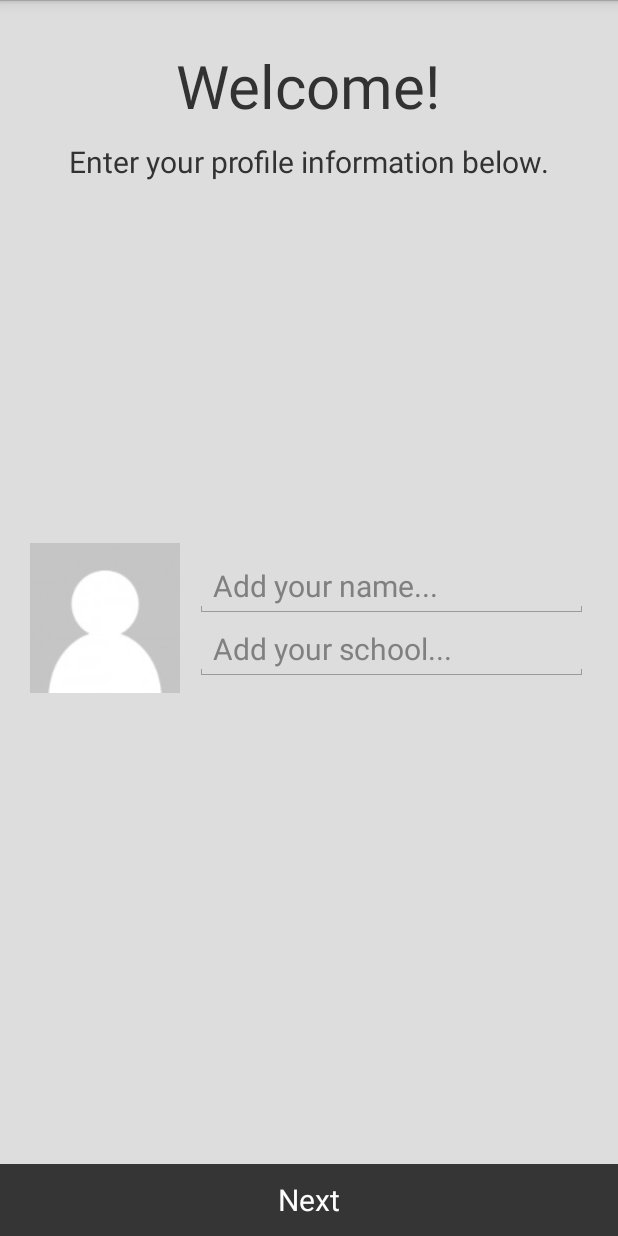
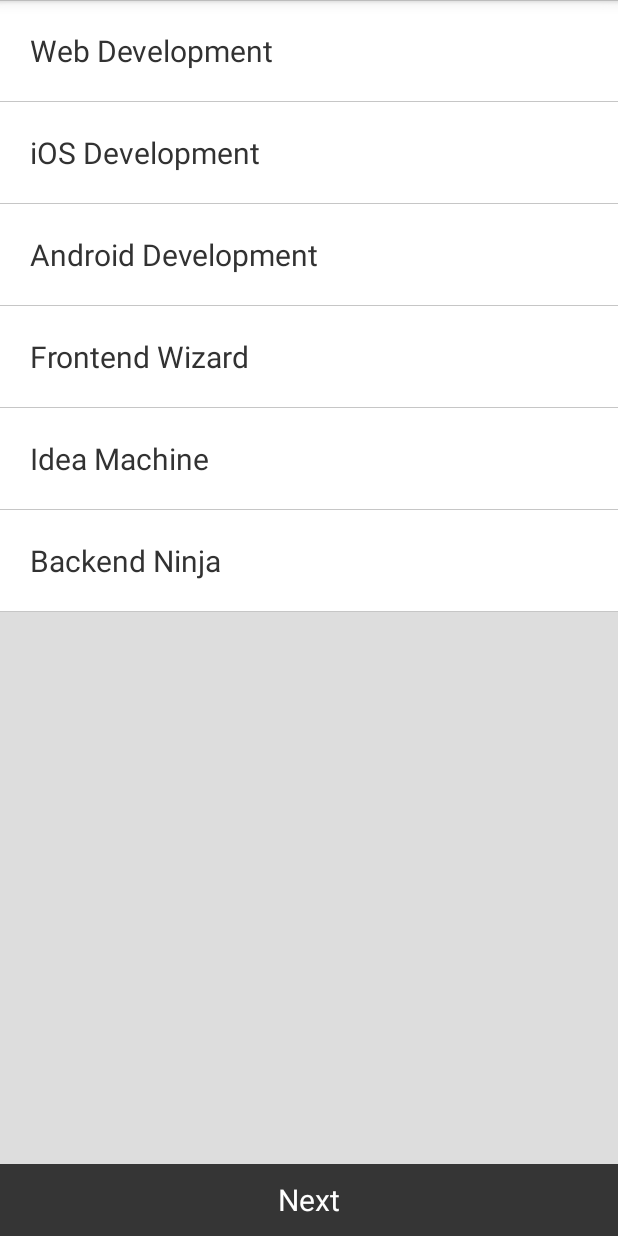
Before and after one commit to a16zTX2014/hackrAndroid, an Android app: the screen it shows after launch (LoginActivity), after a tap on "Next", on a phone screen of 412 x 824 dp. Run offline under Robolectric (Android 15) with nearby library versions, the phone set to English and light mode, and no system bars; 2 statements that could not run were skipped; 2 other taps on this screen came first.

Commit message:
Skills ListView

```diff
--- a/app/src/main/java/com/example/hackrandroid/app/LoginSkillsFragment.java
+++ b/app/src/main/java/com/example/hackrandroid/app/LoginSkillsFragment.java
@@ -2,13 +2,25 @@ package com.example.hackrandroid.app;
 
 
 import android.app.Fragment;
+import android.content.Context;
 import android.os.Bundle;
+import android.util.Log;
 import android.view.LayoutInflater;
 import android.view.View;
 import android.view.ViewGroup;
+import android.widget.ArrayAdapter;
+import android.widget.ImageView;
+import android.widget.ListView;
+import android.widget.TextView;
+
+import java.util.ArrayList;
 
 
 public class LoginSkillsFragment extends Fragment {
+
+  ListView skillsListView;
+  ArrayList<Skill> skillsList;
+  SkillsAdapter adapter;
 
   public LoginSkillsFragment() {
   }
@@ -17,6 +29,70 @@ public class LoginSkillsFragment extends Fragment {
   public View onCreateView(LayoutInflater inflater, ViewGroup container,
                            Bundle savedInstanceState) {
     View rootView = inflater.inflate(R.layout.fragment_login_skills, container, false);
+
+    skillsListView = (ListView) rootView.findViewById(R.id.login_skills_list);
+
+    skillsList = new ArrayList<Skill>();
+    skillsList.add(new Skill("Web Development"));
+    skillsList.add(new Skill("iOS Development"));
+    skillsList.add(new Skill("Android Development"));
+    skillsList.add(new Skill("Frontend Wizard"));
+    skillsList.add(new Skill("Idea Machine"));
+    skillsList.add(new Skill("Backend Ninja"));
+
+    adapter = new SkillsAdapter(getActivity(), R.layout.skill_item, skillsList);
+    skillsListView.setAdapter(adapter);
+
+
     return rootView;
   }
+
+  private class SkillsAdapter extends ArrayAdapter<Skill> {
+
+    private ArrayList<Skill> objects;
+    private int layout;
+
+    public SkillsAdapter(Context context, int layout, ArrayList<Skill> objects) {
+      super(context, layout, objects);
+      this.objects = objects;
+      this.layout = layout;
+    }
+
+    public View getView(int position, View convertView, ViewGroup parent){
+
+      View v = convertView;
+
+      if (v == null) {
+        LayoutInflater inflater = (LayoutInflater) getContext().getSystemService(Context.LAYOUT_INFLATER_SERVICE);
+        v = inflater.inflate(layout, null);
+      }
+      final Skill item = objects.get(position);
+      TextView text = (TextView) v.findViewById(R.id.login_skills_item_text);
+      ImageView icon = (ImageView) v.findViewById(R.id.login_skills_item_icon);
+
+      text.setText(objects.get(position).getName());
+
+      if(item.isSelected()){
+        v.setBackgroundColor(getResources().getColor(R.color.cloud));
+        icon.setVisibility(View.VISIBLE);
+      }
+      else{
+        v.setBackgroundColor(getResources().getColor(R.color.white));
+        icon.setVisibility(View.INVISIBLE);
+      }
+
+      v.setOnClickListener(new View.OnClickListener() {
+        @Override
+        public void onClick(View v) {
+          Log.d("Click", "CLCIK" + item.isSelected());
+          item.toggleSelected();
+          adapter.notifyDataSetInvalidated();
+        }
+      });
+
+      return v;
+
+    }
+
+  }
 }
--- /dev/null
+++ b/app/src/main/java/com/example/hackrandroid/app/Skill.java
@@ -0,0 +1,33 @@
+package com.example.hackrandroid.app;
+
+
+public class Skill {
+
+  private String name;
+  private boolean isSelected;
+
+  public Skill(String name){
+    this.name = name;
+  }
+
+  public String getName() {
+    return name;
+  }
+
+  public void setName(String name) {
+    this.name = name;
+    this.isSelected = false;
+  }
+
+  public boolean isSelected() {
+    return isSelected;
+  }
+
+  public void setSelected(boolean isSelected) {
+    this.isSelected = isSelected;
+  }
+
+  public void toggleSelected(){
+    isSelected = !isSelected;
+  }
+}
--- a/app/src/main/res/layout/fragment_login_skills.xml
+++ b/app/src/main/res/layout/fragment_login_skills.xml
@@ -6,61 +6,13 @@
               tools:context="com.example.hackrandroid.app.LoginActivity$PlaceholderFragment"
               android:background="#ddd">
 
-    <TextView
-        android:id="@+id/login_profile_title"
-        android:layout_width="wrap_content"
-        android:layout_height="wrap_content"
-        android:text="Welcome!"
-        android:textSize="40sp"
-        android:layout_centerHorizontal="true"
-        android:layout_marginTop="30dp"/>
-
-    <TextView
-        android:id="@+id/login_profile_subtitle"
-        android:layout_width="wrap_content"
-        android:layout_height="wrap_content"
-        android:text="Enter your profile information below."
-        android:textSize="20sp"
-        android:layout_below="@id/login_profile_title"
-        android:layout_centerHorizontal="true"
-        android:layout_marginTop="10dp"/>
-
-    <LinearLayout
+    <ListView
+        android:id="@+id/login_skills_list"
         android:layout_width="match_parent"
-        android:layout_height="wrap_content"
-        android:orientation="horizontal"
-        android:padding="20dp"
-        android:layout_centerInParent="true"
-        >
-
-        <ImageView
-            android:id="@+id/profile_user_image"
-            android:layout_width="100dp"
-            android:layout_height="100dp"
-            android:src="@drawable/placeholder"
-            />
-        <LinearLayout
-            android:layout_width="match_parent"
-            android:layout_height="match_parent"
-            android:orientation="vertical"
-            android:gravity="center_vertical"
-            android:layout_marginLeft="10dp">
-            <EditText
-                android:id="@+id/profile_user_name"
-                android:layout_width="match_parent"
-                android:layout_height="wrap_content"
-                android:hint="Add your name..."
-                android:textSize="20sp"/>
-            <EditText
-                android:id="@+id/profile_user_school"
-                android:layout_width="match_parent"
-                android:layout_height="wrap_content"
-                android:hint="Add your school..."
-                android:textSize="20sp"/>
-        </LinearLayout>
-    </LinearLayout>
+        android:layout_height="match_parent"/>
 
     <Button
+        android:id="@+id/login_skills_next"
         android:layout_width="match_parent"
         android:layout_height="wrap_content"
         android:text="Next"
--- /dev/null
+++ b/app/src/main/res/layout/skill_item.xml
@@ -0,0 +1,28 @@
+<RelativeLayout xmlns:android="http://schemas.android.com/apk/res/android"
+              xmlns:tools="http://schemas.android.com/tools"
+              android:layout_width="match_parent"
+              android:layout_height="wrap_content"
+              android:orientation="horizontal"
+              tools:context="com.example.hackrandroid.app.LoginActivity$PlaceholderFragment"
+              android:background="#fff">
+
+    <TextView
+        android:id="@+id/login_skills_item_text"
+        android:layout_width="wrap_content"
+        android:layout_height="wrap_content"
+        android:text="Skill"
+        android:textSize="20sp"
+        android:layout_margin="20dp"
+        />
+
+    <ImageView
+        android:id="@+id/login_skills_item_icon"
+        android:layout_width="25dp"
+        android:layout_height="25dp"
+        android:src="@drawable/checkmark"
+        android:layout_alignParentRight="true"
+        android:layout_marginRight="20dp"
+        android:layout_centerVertical="true"
+        android:visibility="invisible"
+        />
+</RelativeLayout>
--- /dev/null
+++ b/app/src/main/res/values/color.xml
@@ -0,0 +1,12 @@
+<?xml version="1.0" encoding="utf-8"?>
+<resources>
+
+    <color name="white">#fff</color>
+    <color name="black">#000</color>
+    <color name="wet_asphalt">#34495e</color>
+    <color name="midnight_blue">#2c3e50</color>
+    <color name="concrete">#95a5a6</color>
+    <color name="asbetos">#7f8c8d</color>
+    <color name="cloud">#ecf0f1</color>
+
+</resources>
```
Also changed, not shown: app/src/main/res/drawable-hdpi/checkmark.png (added).
